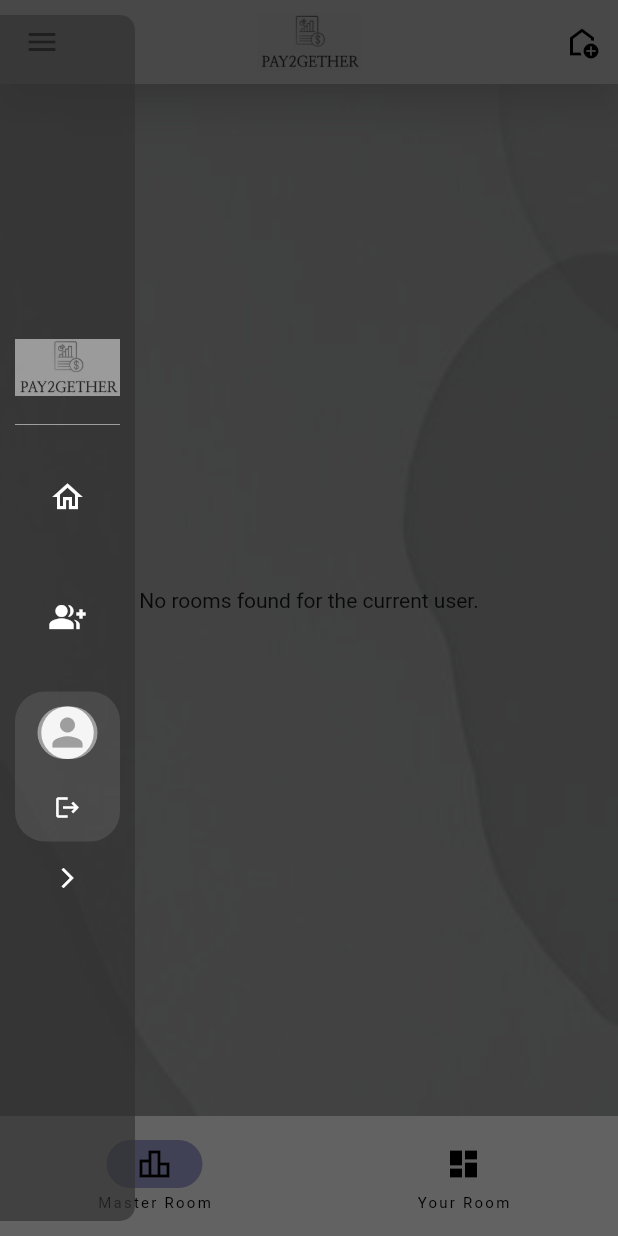
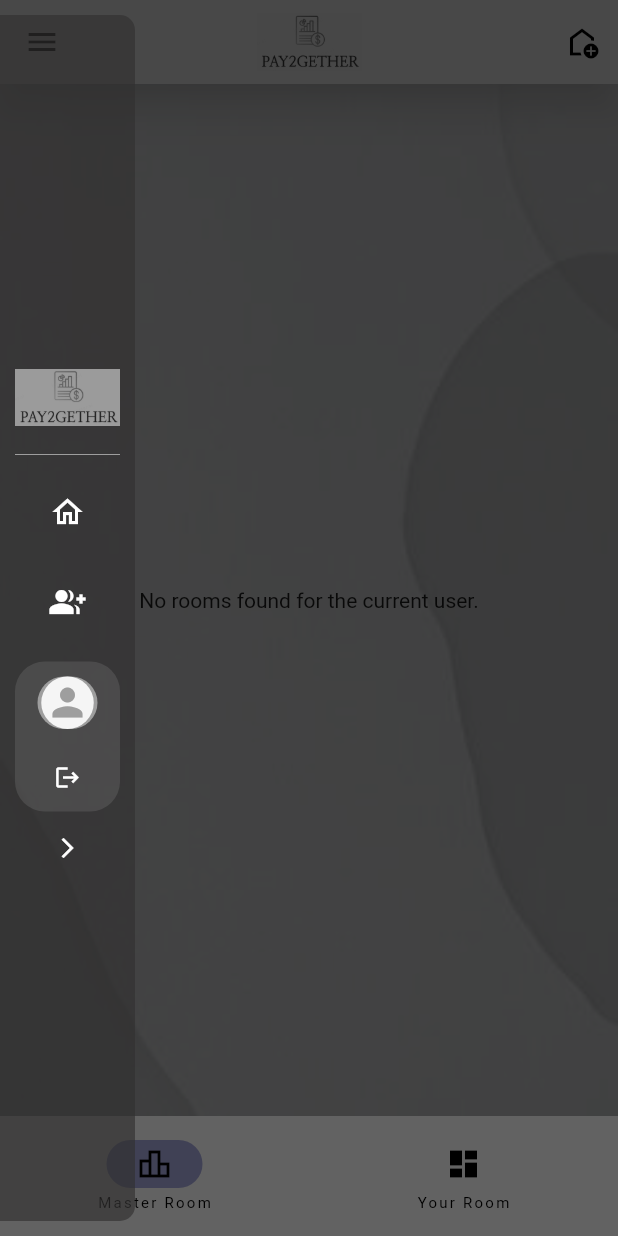
Before and after one commit to Ashyraf/pay2gether, a Flutter app: the screen it shows once a user with an empty profile is signed in, with the side drawer open, on a phone screen of 412 x 824 dp. Run offline on Flutter 3.47's test engine with Material 2 defaults, Android fonts, the phone set to English and light mode, and no system bars; our stand-ins replace cloud_firestore, firebase_auth, firebase_core, firebase_messaging, firebase_storage, image_picker and 1 more; accounts and stored records are empty.

Commit message:
edit size drawer

```diff
--- a/lib/Design/Drawer/custom_drawer.dart
+++ b/lib/Design/Drawer/custom_drawer.dart
@@ -20,7 +20,7 @@ class _CustomDrawerState extends State<CustomDrawer> {
       child: AnimatedContainer(
         curve: Curves.easeInOutCubic,
         duration: const Duration(milliseconds: 500),
-        width: drawerState.isCollapsed ? 300 : 90,
+        width: drawerState.isCollapsed ? 260 : 90,
         margin: const EdgeInsets.only(bottom: 10, top: 10),
         decoration: const BoxDecoration(
           borderRadius: BorderRadius.only(
--- a/lib/Design/Drawer/custom_list_tile.dart
+++ b/lib/Design/Drawer/custom_list_tile.dart
@@ -32,8 +32,8 @@ class CustomListTile extends StatelessWidget {
       },
       child: AnimatedContainer(
         duration: const Duration(milliseconds: 500),
-        width: isCollapsed ? 300 : 80,
-        height: 80,
+        width: isCollapsed ? 220 : 80,
+        height: 60,
         child: Row(
           children: [
             Expanded(
--- a/lib/Design/Drawer/header.dart
+++ b/lib/Design/Drawer/header.dart
@@ -34,17 +34,6 @@ class CustomDrawerHeader extends StatelessWidget {
               ),
             ),
           if (isColapsed) const Spacer(),
-          if (isColapsed)
-            Expanded(
-              flex: 1,
-              child: IconButton(
-                onPressed: () {},
-                icon: const Icon(
-                  Icons.search,
-                  color: Colors.white,
-                ),
-              ),
-            ),
         ],
       ),
     );
```
